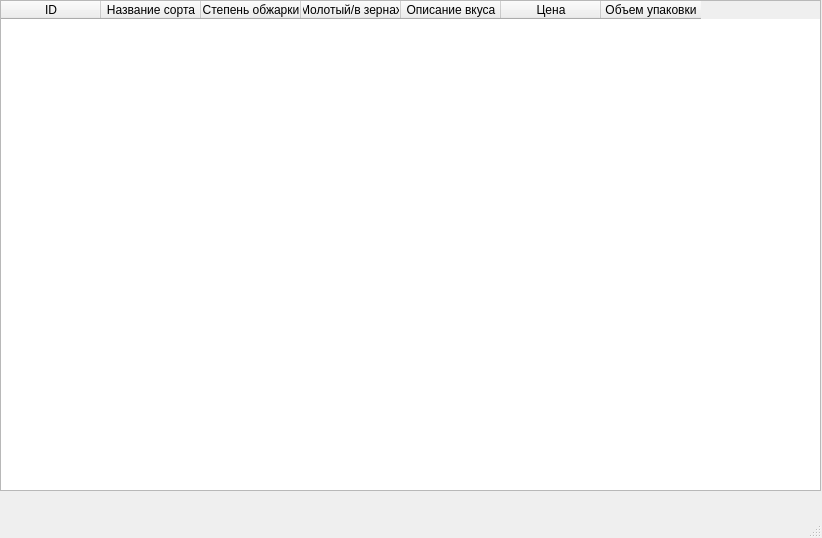
Qt form main.ui (zzzondy/latte-makiato) before a commit.
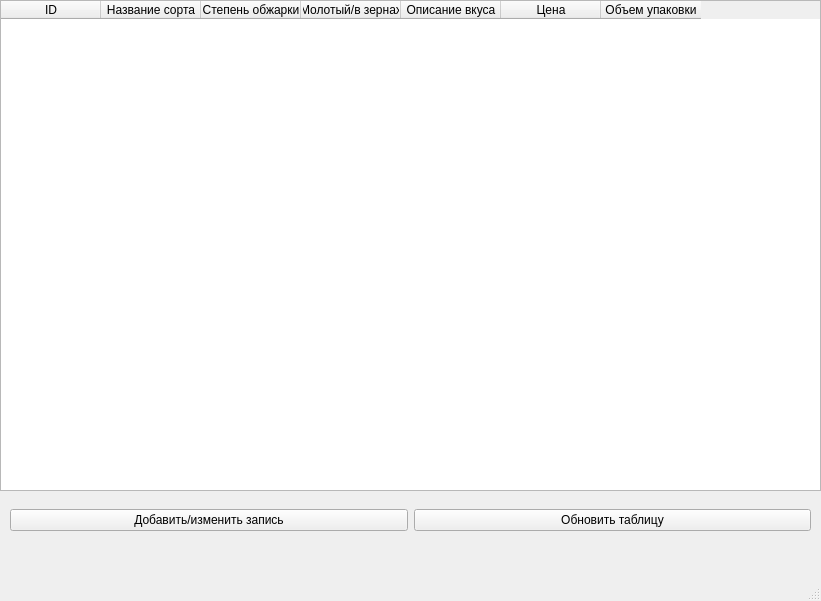
The same form after that commit.

```diff
--- a/main.ui
+++ b/main.ui
@@ -6,8 +6,8 @@
    <rect>
     <x>0</x>
     <y>0</y>
-    <width>822</width>
-    <height>538</height>
+    <width>821</width>
+    <height>601</height>
    </rect>
   </property>
   <property name="windowTitle">
@@ -59,6 +59,32 @@
      </property>
     </column>
    </widget>
+   <widget class="QWidget" name="horizontalLayoutWidget">
+    <property name="geometry">
+     <rect>
+      <x>10</x>
+      <y>500</y>
+      <width>801</width>
+      <height>41</height>
+     </rect>
+    </property>
+    <layout class="QHBoxLayout" name="horizontalLayout">
+     <item>
+      <widget class="QPushButton" name="add_edit">
+       <property name="text">
+        <string>Добавить/изменить запись</string>
+       </property>
+      </widget>
+     </item>
+     <item>
+      <widget class="QPushButton" name="update">
+       <property name="text">
+        <string>Обновить таблицу</string>
+       </property>
+      </widget>
+     </item>
+    </layout>
+   </widget>
   </widget>
   <widget class="QMenuBar" name="menubar">
    <property name="geometry">
```
Left out of the diff: 2 changed lines with no effect on the pictures.
